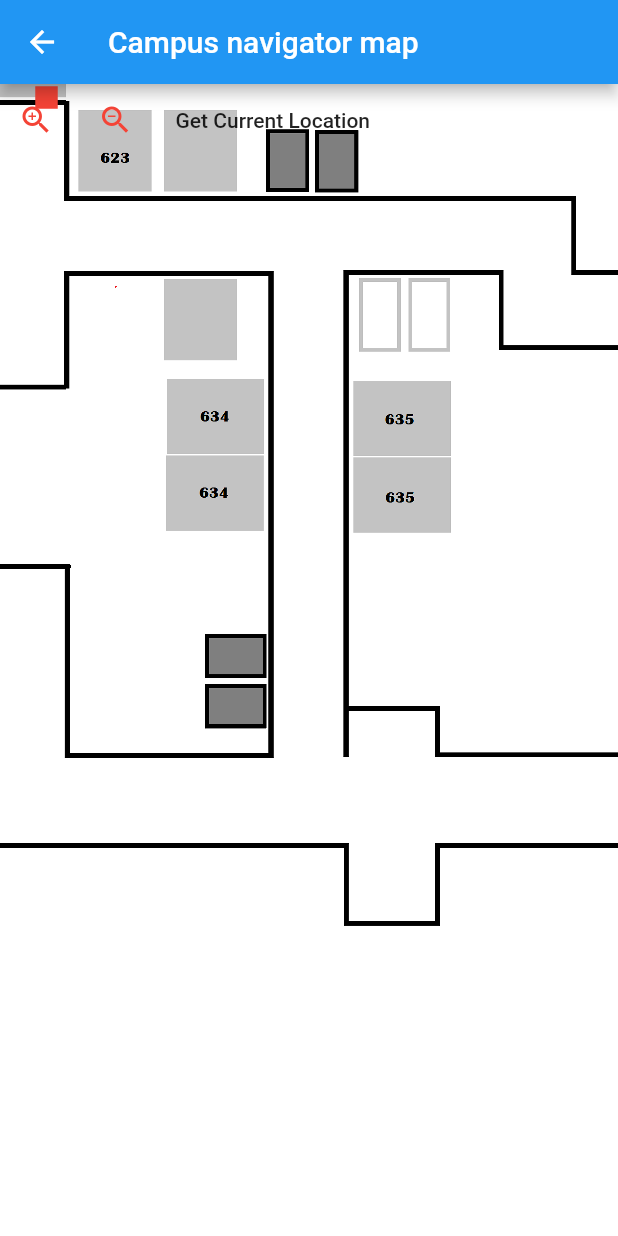
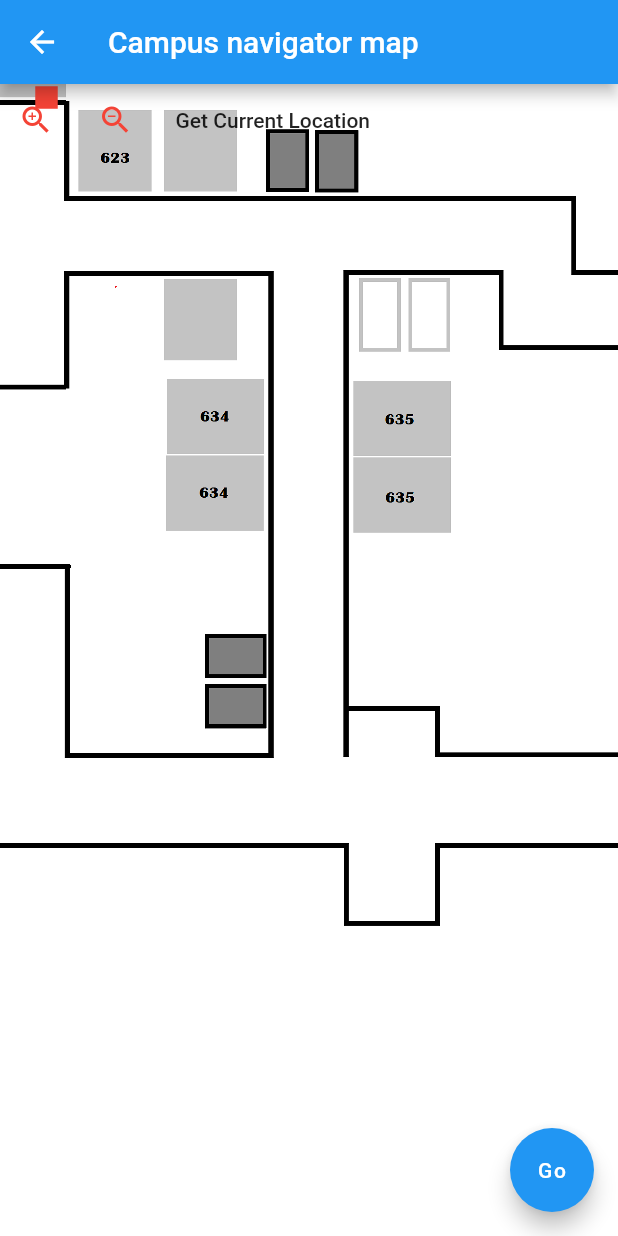
Before and after one commit to DumitruTudor/CampusNavigation, a Flutter app: the LocationApp screen opened by its route, on a phone screen of 412 x 824 dp. Run offline on Flutter 3.47's test engine with Material 2 defaults, Android fonts, the phone set to English and light mode, and no system bars; our stand-ins replace geolocator.

```diff
--- a/lib/MapClasses/ZoomContainerState.dart
+++ b/lib/MapClasses/ZoomContainerState.dart
@@ -8,7 +8,6 @@ class ZoomContainerState extends State<ZoomContainer> {
   late double _zoomLevel;
   late ImageProvider _imageProvider;
   late List<MapObject> _objects;
-
   Offset offset = Offset(0, 0);
   Position? pos;
   double lat = 51.3410600;
@@ -18,11 +17,16 @@ class ZoomContainerState extends State<ZoomContainer> {
   // function that gets the current location using Geolocator API
   // set the location accuracy as accurate as possible for navigation purpose
   // print out the latitude and longitude with restricted (6) decimal numbers
+  changeImage() {
+    _imageProvider = Image.asset("assets/map_directions.png").image;
+  }
+
   _getCurrentLocation() async {
     const LocationSettings locationSettings = LocationSettings(
       accuracy: LocationAccuracy.bestForNavigation,
       distanceFilter: 0,
     );
+
     Geolocator.getPositionStream(locationSettings: locationSettings)
         .listen((Position position) {
       setState(() {
@@ -110,6 +114,13 @@ class ZoomContainerState extends State<ZoomContainer> {
               },
               child: const Text("Get Current Location"),
             ),
+/*             FloatingActionButton(
+              onPressed: (() {
+                changeImage();
+              }),
+              child: const Text("Go"),
+              backgroundColor: Colors.blue,
+            ), */
           ],
         ),
       ],
--- a/lib/location_page.dart
+++ b/lib/location_page.dart
@@ -3,7 +3,7 @@ import 'dart:async';
 import 'package:flutter/material.dart';
 import 'package:flutter_application_1/map_page.dart';
 import 'package:geolocator/geolocator.dart';
-
+import 'MapClasses/ZoomContainerState.dart';
 import 'MapClasses/MapObject.dart';
 import 'MapClasses/ZoomContainer.dart';
 
@@ -169,6 +169,17 @@ class _LocationAppState extends State<LocationApp> {
           ],
         ),
       ),
+      floatingActionButton: FloatingActionButton(
+        onPressed: () {
+          ZoomContainer(
+            key: const Key("zoomContainer"),
+            zoomLevel: 1,
+            imageProvider: Image.asset("assets/map_directions.png").image,
+          );
+        },
+        backgroundColor: Colors.blue,
+        child: const Text("Go"),
+      ),
       /*floatingActionButton: FloatingActionButton(
         onPressed: () {
           _locationPermission();
--- a/pubspec.yaml
+++ b/pubspec.yaml
@@ -63,6 +63,7 @@ flutter:
   uses-material-design: true
   assets:
     - assets/map.png
+    - assets/map_directions.png
 
   # To add assets to your application, add an assets section, like this:
   # assets:
```
Also changed, not shown: assets/map.png, assets/map_directions.png (added).
